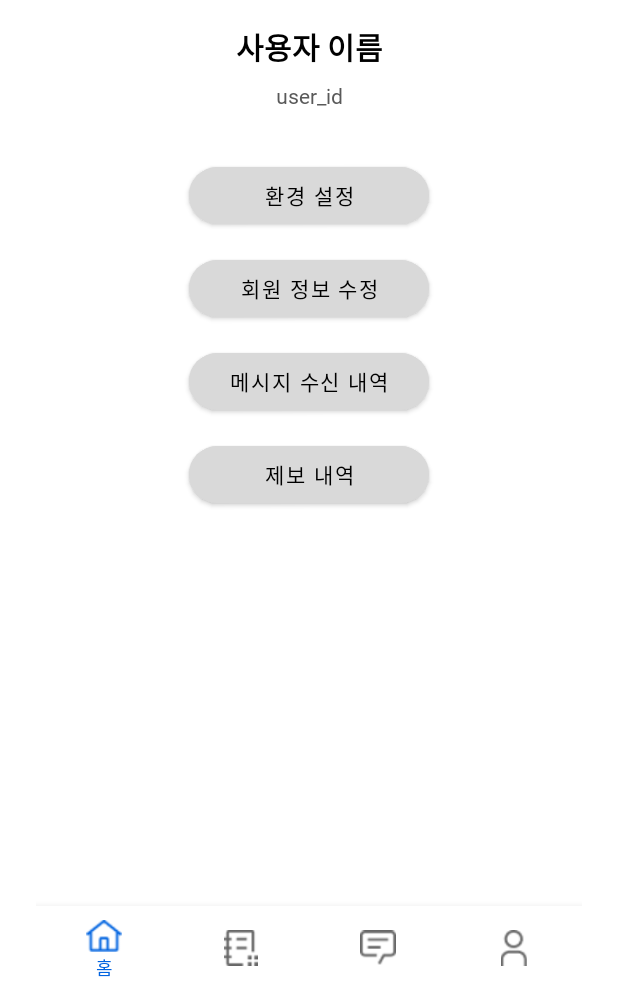
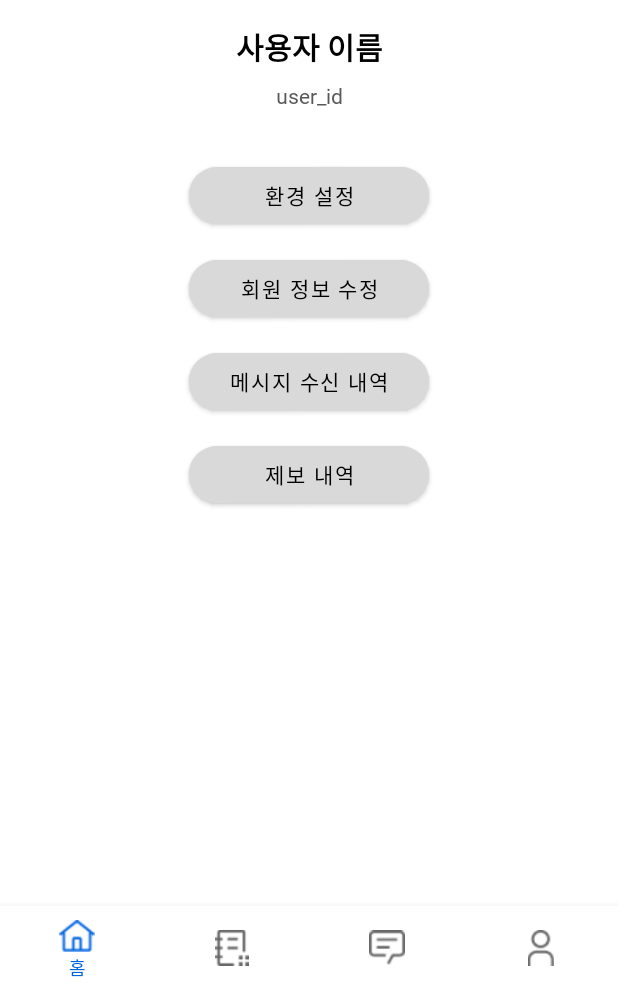
Before and after one commit to princessuh/kotlin-disaster-alarm-project, an Android app built with Jetpack Compose: the layout activity_profile.xml on its own in the app's theme, with its tools: preview values and no code run, on a phone screen of 412 x 824 dp, the part 246-1236 px from its top. Run offline under Robolectric (Android 15) with nearby library versions, the phone set to English and light mode, and no system bars.

Commit message:
fix: BottomNavigationView 패딩 제거 및 레이아웃 분리
- activity_profile.xml, activity_report_history.xml, activity_message_list.xml의
  최상위 ConstraintLayout 패딩 제거
- padded_container 도입 → 콘텐츠 영역에만 24dp 패딩 적용
- BottomNavigationView를 padded_container 외부로 이동해
  좌우·하단 여백 없이 전체 폭 사용
- 임시 음수 마진 코드 삭제
- 모든 화면에서 네비게이션 바 정렬 및 사용성 일관성 개선

```diff
--- a/app/src/main/res/layout/activity_profile.xml
+++ b/app/src/main/res/layout/activity_profile.xml
@@ -5,14 +5,19 @@
     xmlns:tools="http://schemas.android.com/tools"
     android:layout_width="match_parent"
     android:layout_height="match_parent"
-    android:paddingTop="24dp"
+    android:background="@color/white"
+    tools:context=".ProfileActivity">
+
+    <androidx.constraintlayout.widget.ConstraintLayout
+        android:id="@+id/padded_container"
+        android:layout_width="match_parent"
+        android:layout_height="0dp"
         android:paddingStart="24dp"
         android:paddingEnd="24dp"
+        android:paddingTop="24dp"
         android:paddingBottom="0dp"
-    tools:context=".ProfileActivity"
-    android:background="@color/white">
-
-    <!-- 기존 UI 생략 -->
+        app:layout_constraintTop_toTopOf="parent"
+        app:layout_constraintBottom_toTopOf="@id/bottom_navigation">
         <ImageView
             android:id="@+id/iv_profile"
             android:layout_width="100dp"
@@ -116,7 +121,7 @@
     <!--        app:layout_constraintStart_toStartOf="parent"-->
     <!--        app:layout_constraintEnd_toEndOf="parent"-->
     <!--        android:layout_marginTop="16dp"/>-->
-
+    </androidx.constraintlayout.widget.ConstraintLayout>
     <!-- 하단 네비게이션 바 -->
     <com.google.android.material.bottomnavigation.BottomNavigationView
         android:id="@+id/bottom_navigation"
```
Also changed, not shown: app/src/main/res/layout/activity_message_list.xml (+12 -5 lines), app/src/main/res/layout/activity_report_history.xml (+23 -19 lines). Lines whose indentation alone changed are shown as unchanged.
